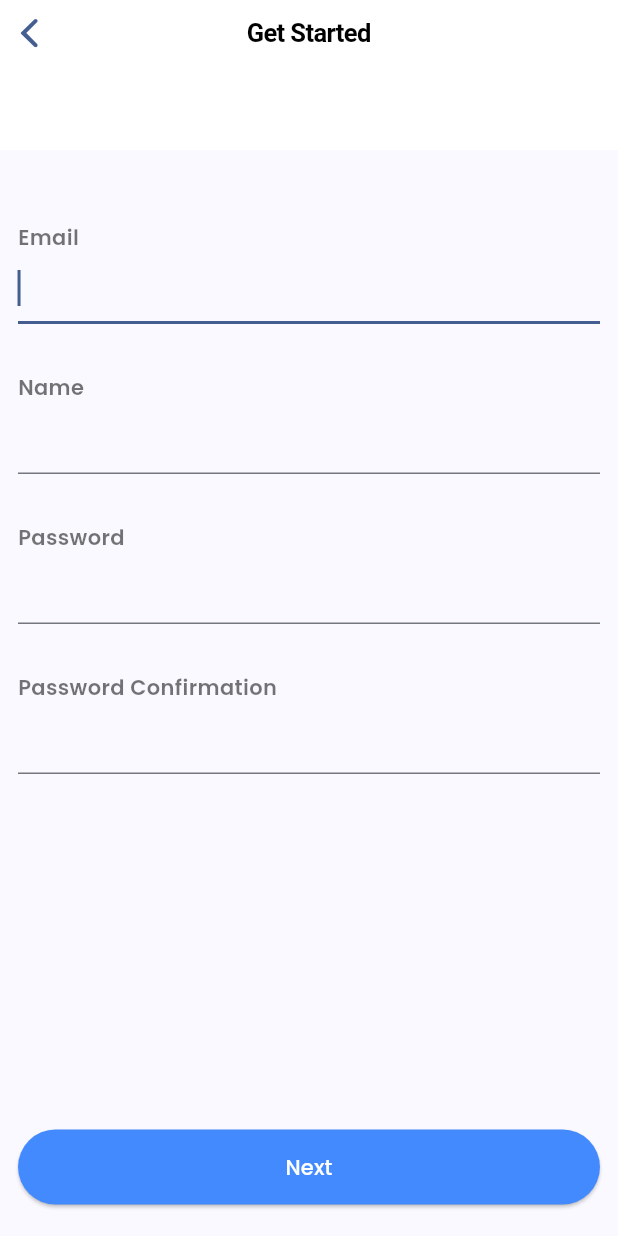
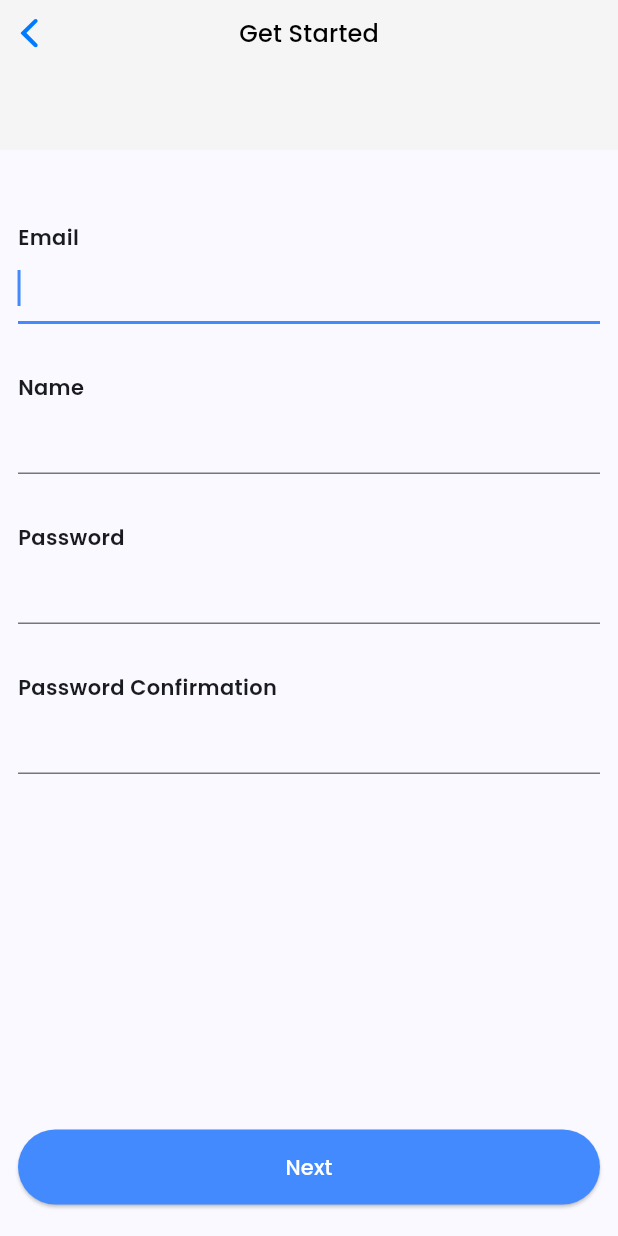
Before and after one commit to TheDP66/flutter_rust_application, a Flutter app: the screen it shows after launch, after a tap on "New to InOut? Sign up!", on a phone screen of 412 x 824 dp. Run offline on Flutter 3.47's test engine with Material 3 defaults, Android fonts, the phone set to English and light mode, and no system bars; our stand-ins replace cached_network_image, cookie_jar, dio, dio_cookie_manager, equatable, file_picker and 7 more; missing offline and left inert: path_provider_android, path_provider_ios; network calls fail.

Commit message:
feat(app): :sparkles: dark theme auto detect

```diff
--- /dev/null
+++ b/lib/core/constant/theme.dart
@@ -0,0 +1,74 @@
+import 'package:flutter/cupertino.dart';
+import 'package:flutter/material.dart';
+
+ThemeData lightTheme = ThemeData(
+  fontFamily: "Poppins",
+  useMaterial3: true,
+  colorScheme: ColorScheme.fromSeed(
+    seedColor: Colors.blueAccent,
+    primary: Colors.blueAccent,
+    background: Colors.grey[100],
+    inverseSurface: Colors.black,
+    brightness: Brightness.light,
+    primaryContainer: Colors.grey[100],
+    secondaryContainer: Colors.white,
+  ),
+  iconTheme: const IconThemeData(
+    color: Colors.black,
+  ),
+  textTheme: const TextTheme(
+    titleMedium: TextStyle(
+      color: Colors.black,
+    ),
+  ),
+  floatingActionButtonTheme: const FloatingActionButtonThemeData(
+    backgroundColor: Colors.blueAccent,
+  ),
+  cupertinoOverrideTheme: NoDefaultCupertinoThemeData(
+    barBackgroundColor: Colors.grey[100],
+    applyThemeToAll: true,
+    brightness: Brightness.light,
+    primaryColor: Colors.blueAccent,
+    textTheme: const CupertinoTextThemeData(
+      textStyle: TextStyle(
+        color: Colors.black,
+      ),
+    ),
+  ),
+);
+
+ThemeData darkTheme = ThemeData(
+  fontFamily: "Poppins",
+  useMaterial3: true,
+  colorScheme: ColorScheme.fromSeed(
+    seedColor: Colors.blueAccent,
+    primary: Colors.blueAccent,
+    brightness: Brightness.dark,
+    background: const Color(0xFF1B1B1F),
+    inverseSurface: Colors.white,
+    primaryContainer: const Color(0xFF1B1B1F),
+    secondaryContainer: const Color.fromARGB(255, 22, 22, 25),
+  ),
+  iconTheme: const IconThemeData(
+    color: Colors.white,
+  ),
+  textTheme: const TextTheme(
+    titleMedium: TextStyle(
+      color: Colors.white,
+    ),
+  ),
+  floatingActionButtonTheme: const FloatingActionButtonThemeData(
+    backgroundColor: Colors.blueAccent,
+  ),
+  cupertinoOverrideTheme: const NoDefaultCupertinoThemeData(
+    barBackgroundColor: Color(0xFF1B1B1F),
+    applyThemeToAll: true,
+    brightness: Brightness.dark,
+    primaryColor: Colors.blueAccent,
+    textTheme: CupertinoTextThemeData(
+      textStyle: TextStyle(
+        color: Colors.white,
+      ),
+    ),
+  ),
+);
--- a/lib/core/constant/url.dart
+++ b/lib/core/constant/url.dart
@@ -2,4 +2,4 @@ import 'package:flutter/foundation.dart' show kIsWeb;
 
 String baseUrl = kIsWeb
     ? "http://localhost:8090"
-    : "https://b9dd-202-80-212-36.ngrok-free.app";
+    : "https://62c4-103-50-131-42.ngrok-free.app";
--- a/lib/core/widgets/appbar_custom.dart
+++ b/lib/core/widgets/appbar_custom.dart
@@ -14,13 +14,14 @@ class AppbarCustom extends StatelessWidget implements PreferredSizeWidget {
 
   @override
   Widget build(BuildContext context) {
+    final colorScheme = Theme.of(context).colorScheme;
+
     return SizedBox(
       height: 100,
       child: CupertinoNavigationBar(
         border: Border.all(
-          color: Colors.white,
+          color: colorScheme.background,
         ),
-        backgroundColor: Colors.white,
         middle: middle,
       ),
     );
--- a/lib/core/widgets/date_field_form.dart
+++ b/lib/core/widgets/date_field_form.dart
@@ -30,7 +30,6 @@ class _DateFieldFormState extends State<DateFieldForm> {
           style: const TextStyle(
             fontSize: 14,
             fontWeight: FontWeight.w600,
-            color: Colors.black54,
           ),
         ),
         TextFormField(
@@ -42,7 +41,6 @@ class _DateFieldFormState extends State<DateFieldForm> {
           validator: widget.validator,
           style: const TextStyle(
             fontSize: 16,
-            color: Colors.black,
           ),
           decoration: const InputDecoration().copyWith(
             suffixIcon: widget.controller.text.isNotEmpty &&
@@ -68,13 +66,14 @@ class _DateFieldFormState extends State<DateFieldForm> {
 
   Future<void> _showDatePicker() async {
     DateTime selectedDate = DateTime.now();
+    final colorScheme = Theme.of(context).colorScheme;
 
     await showCupertinoModalPopup<DateTime>(
       context: context,
       builder: (BuildContext builder) {
         return Container(
           height: 300.0,
-          color: Colors.white,
+          color: colorScheme.secondaryContainer,
           child: CupertinoDatePicker(
             dateOrder: DatePickerDateOrder.dmy,
             mode: CupertinoDatePickerMode.date,
--- a/lib/core/widgets/text_field_form.dart
+++ b/lib/core/widgets/text_field_form.dart
@@ -37,7 +37,6 @@ class TextFieldForm extends StatelessWidget {
           style: const TextStyle(
             fontSize: 14,
             fontWeight: FontWeight.w600,
-            color: Colors.black54,
           ),
         ),
         TextFormField(
--- a/lib/main.dart
+++ b/lib/main.dart
@@ -1,3 +1,4 @@
+import 'package:InOut/core/constant/theme.dart';
 import 'package:InOut/injection.dart';
 import 'package:InOut/presentation/pages/splash_screen.dart';
 import 'package:flutter/material.dart';
@@ -34,14 +35,9 @@ class _MainAppState extends State<MainApp> {
   Widget build(BuildContext context) {
     return MaterialApp(
       navigatorKey: navigatorKey,
-      theme: ThemeData(
-        fontFamily: "Poppins",
-        colorScheme: ColorScheme.fromSeed(
-          seedColor: Colors.blueAccent,
-          background: Colors.grey[100],
-        ),
-        useMaterial3: true,
-      ),
+      themeMode: ThemeMode.system,
+      theme: lightTheme,
+      darkTheme: darkTheme,
       home: Scaffold(
         body: SplashScreen(
           token: widget.token,
--- a/lib/presentation/pages/account_screen/widgets/account_bottom_sheet.dart
+++ b/lib/presentation/pages/account_screen/widgets/account_bottom_sheet.dart
@@ -24,6 +24,8 @@ class AccountBottomSheet extends StatelessWidget {
 
   @override
   Widget build(BuildContext context) {
+    final colorScheme = Theme.of(context).colorScheme;
+
     return SizedBox(
       child: ListView.builder(
         shrinkWrap: true,
@@ -32,12 +34,12 @@ class AccountBottomSheet extends StatelessWidget {
           return ListTile(
             leading: Icon(
               items[index].icon,
-              color: items[index].iconColor ?? Colors.black,
+              color: items[index].iconColor ?? colorScheme.inverseSurface,
             ),
             title: Text(
               items[index].text,
               style: TextStyle(
-                color: items[index].iconColor ?? Colors.black,
+                color: items[index].iconColor ?? colorScheme.inverseSurface,
               ),
             ),
             onTap: items[index].onTap,
--- a/lib/presentation/pages/account_screen/widgets/account_card.dart
+++ b/lib/presentation/pages/account_screen/widgets/account_card.dart
@@ -13,6 +13,8 @@ class AccountCard extends StatelessWidget {
 
   @override
   Widget build(BuildContext context) {
+    final colorScheme = Theme.of(context).colorScheme;
+
     return loading
         ? const Center(
             child: CircularProgressIndicator(),
@@ -32,7 +34,7 @@ class AccountCard extends StatelessWidget {
                   Text(
                     user?.name ?? "-",
                     style: TextStyle(
-                      color: Theme.of(context).primaryColor,
+                      color: colorScheme.primary,
                     ),
                   ),
                 ],
@@ -52,7 +54,7 @@ class AccountCard extends StatelessWidget {
                   Text(
                     user?.email ?? "-",
                     style: TextStyle(
-                      color: Theme.of(context).primaryColor,
+                      color: colorScheme.primary,
                     ),
                   ),
                 ],
--- a/lib/presentation/pages/account_screen/widgets/account_detail_section.dart
+++ b/lib/presentation/pages/account_screen/widgets/account_detail_section.dart
@@ -10,10 +10,12 @@ class AccountDetailSection extends StatelessWidget {
 
   @override
   Widget build(BuildContext context) {
+    final colorScheme = Theme.of(context).colorScheme;
+
     return Container(
       width: double.infinity,
       decoration: BoxDecoration(
-        color: Colors.white,
+        color: colorScheme.secondaryContainer,
         borderRadius: BorderRadius.circular(8),
       ),
       padding: const EdgeInsets.all(12),
--- a/lib/presentation/pages/account_screen/widgets/account_profile_picture.dart
+++ b/lib/presentation/pages/account_screen/widgets/account_profile_picture.dart
@@ -119,7 +119,6 @@ class _AccountProfilePictureState extends State<AccountProfilePicture> {
               child: Center(
                 child: CircleAvatar(
                   radius: 35,
-                  backgroundColor: Colors.grey[100],
                   child: Container(
                     height: 70,
                     width: 70,
@@ -141,14 +140,12 @@ class _AccountProfilePictureState extends State<AccountProfilePicture> {
                                     const Icon(
                                   Icons.person,
                                   size: 45,
-                                  color: Colors.black,
                                 ),
                               )
                             : state is AccountError
                                 ? const Icon(
                                     Icons.image_not_supported,
                                     size: 45,
-                                    color: Colors.black,
                                   )
                                 : const SizedBox(),
                   ),
--- a/lib/presentation/pages/login_screen/login_screen.dart
+++ b/lib/presentation/pages/login_screen/login_screen.dart
@@ -38,6 +38,9 @@ class _LoginScreenState extends State<LoginScreen> with WidgetsBindingObserver {
 
   @override
   Widget build(BuildContext context) {
+    final theme = Theme.of(context);
+    final colorScheme = theme.colorScheme;
+
     return Scaffold(
       body: Container(
         color: Colors.blueAccent,
@@ -76,9 +79,9 @@ class _LoginScreenState extends State<LoginScreen> with WidgetsBindingObserver {
                   20,
                   30,
                 ),
-                decoration: const BoxDecoration(
-                  color: Colors.white,
-                  borderRadius: BorderRadius.only(
+                decoration: BoxDecoration(
+                  color: theme.scaffoldBackgroundColor,
+                  borderRadius: const BorderRadius.only(
                     topLeft: Radius.circular(16),
                     topRight: Radius.circular(16),
                   ),
@@ -94,6 +97,7 @@ class _LoginScreenState extends State<LoginScreen> with WidgetsBindingObserver {
                         ? const SizedBox()
                         : ButtonFullWidth(
                             style: ElevatedButton.styleFrom(
+                              backgroundColor: colorScheme.background,
                               elevation: 0,
                             ),
                             onPressed: () {
--- a/lib/presentation/pages/login_screen/widgets/login_form.dart
+++ b/lib/presentation/pages/login_screen/widgets/login_form.dart
@@ -100,8 +100,8 @@ class _LoginFormState extends State<LoginForm> {
                   if (state is LoginUserLoading) {
                     return ButtonFullWidth(
                       style: ElevatedButton.styleFrom(
-                        backgroundColor: Colors.blueAccent,
-                      ),
+                          // backgroundColor: Colors.blueAccent,
+                          ),
                       child: const CupertinoActivityIndicator(
                         color: Colors.white,
                       ),
@@ -138,7 +138,7 @@ class _LoginFormState extends State<LoginForm> {
                       }
                     },
                     style: ElevatedButton.styleFrom(
-                      backgroundColor: Colors.blueAccent,
+                      backgroundColor: Theme.of(context).colorScheme.primary,
                     ),
                     child: const Text(
                       "Next",
--- a/lib/presentation/pages/register_screen/register_screen.dart
+++ b/lib/presentation/pages/register_screen/register_screen.dart
@@ -16,9 +16,14 @@ class RegisterScreen extends StatefulWidget {
 class _RegisterScreenState extends State<RegisterScreen> {
   @override
   Widget build(BuildContext context) {
+    final theme = Theme.of(context);
+
     return Scaffold(
-      appBar: const AppbarCustom(
-        middle: Text("Get Started"),
+      appBar: AppbarCustom(
+        middle: Text(
+          "Get Started",
+          style: theme.textTheme.titleMedium,
+        ),
       ),
       body: BlocProvider(
         create: (context) => inject<RegisterScreenBloc>(),
```
Also changed, not shown: lib/presentation/pages/dashboard_screen/dashboard_screen.dart (+11 -3 lines), lib/presentation/pages/dashboard_screen/widgets/dashboard_appbar.dart (+5 -5 lines), lib/presentation/pages/dashboard_screen/widgets/dashboard_package_card.dart (+6 -7 lines).
